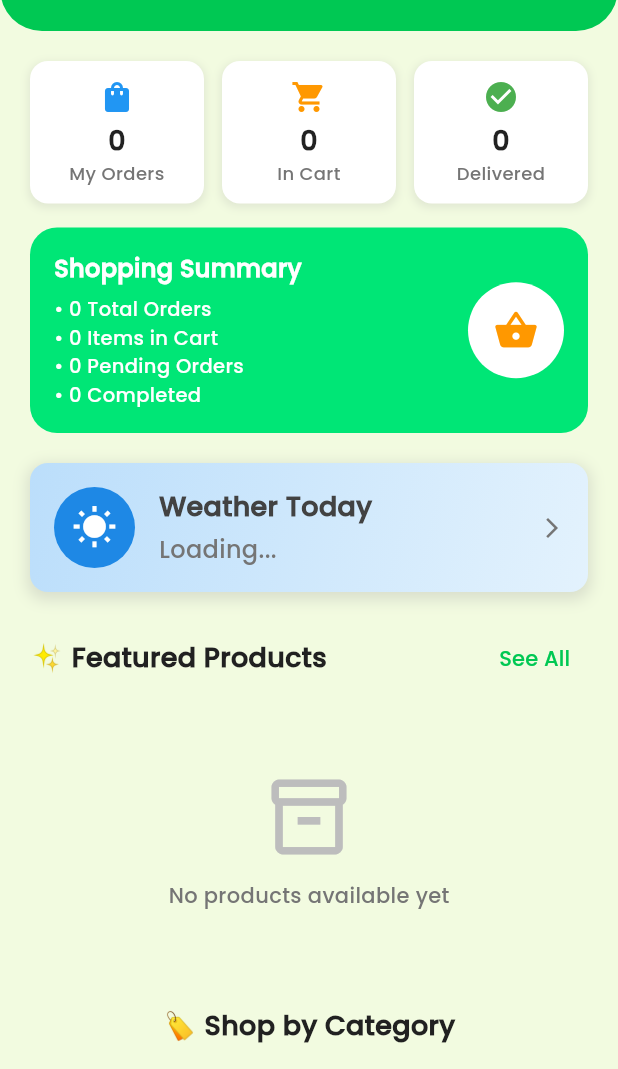
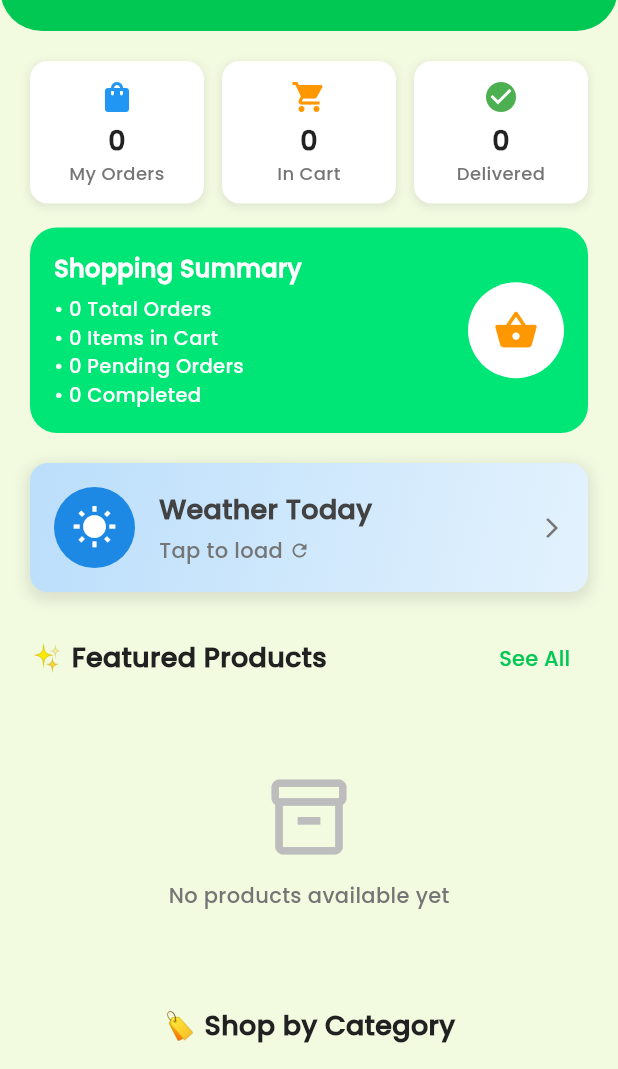
Before and after one commit to ScarletVonRosefall/AgriSynch, a Flutter app: the AgriSynchBuyerHomePage screen opened by its route, on a phone screen of 412 x 824 dp, the part 167-1236 px from its top. Run offline on Flutter 3.47's test engine with Material 3 defaults, Android fonts, the phone set to English and light mode, and no system bars; our stand-ins replace cached_network_image, cloud_firestore, cloud_functions, firebase_auth, firebase_core, firebase_crashlytics and 9 more; accounts and stored records are empty.

Commit message:
fixed app crashes

```diff
--- a/AgriSynch/lib/buyer/AgriSynchBuyerHomePage.dart
+++ b/AgriSynch/lib/buyer/AgriSynchBuyerHomePage.dart
@@ -171,15 +171,27 @@ class _AgriSynchBuyerHomePageState extends State<AgriSynchBuyerHomePage> {
 
   // Fetch current weather data
   Future<void> loadWeather() async {
+    if (!mounted) return;
+
     try {
-      final weather = await WeatherHelper.getCurrentWeather();
+      // Don't block UI - fire and forget with callback
+      WeatherHelper.getCurrentWeather().then((weather) {
+        if (mounted) {
           setState(() {
             currentWeather = weather;
           });
-    } catch (e) {
+        }
+      }).catchError((e) {
+        print('Weather load error: $e');
+        if (mounted) {
           setState(() {
             currentWeather = null;
           });
+        }
+      });
+    } catch (e) {
+      // Silently fail - weather is optional
+      print('Weather init error: $e');
     }
   }
 
@@ -219,10 +231,16 @@ class _AgriSynchBuyerHomePageState extends State<AgriSynchBuyerHomePage> {
 
     return GestureDetector(
       onTap: () {
+        if (currentWeather == null) {
+          // Retry loading weather if it failed
+          loadWeather();
+        } else {
+          // Navigate to weather page if already loaded
           Navigator.push(
             context,
             MaterialPageRoute(builder: (_) => const AgriWeatherPage()),
           );
+        }
       },
       child: Container(
         width: double.infinity,
@@ -295,12 +313,22 @@ class _AgriSynchBuyerHomePageState extends State<AgriSynchBuyerHomePage> {
                       ),
                     ),
                   ] else ...[
+                    Row(
+                      children: [
                         Text(
-                      'Loading...',
+                          'Tap to load',
                           style: TextStyle(
-                        fontSize: 16,
+                            fontSize: 14,
                             color: isDarkMode ? const Color(0xFFBDBDBD) : Colors.grey[600],
                           ),
+                        ),
+                        const SizedBox(width: 4),
+                        Icon(
+                          Icons.refresh,
+                          size: 14,
+                          color: isDarkMode ? const Color(0xFFBDBDBD) : Colors.grey[600],
+                        ),
+                      ],
                     ),
                   ],
                 ],
--- a/AgriSynch/lib/shared/weather_helper.dart
+++ b/AgriSynch/lib/shared/weather_helper.dart
@@ -7,7 +7,37 @@ class WeatherHelper {
   static const String _baseUrl = 'https://api.open-meteo.com/v1/forecast';
   static const String _geocodingUrl = 'https://geocoding-api.open-meteo.com/v1/search';
 
+  // Cache to prevent repeated API calls
+  static WeatherData? _cachedWeather;
+  static DateTime? _cacheTime;
+  static const Duration _cacheDuration = Duration(minutes: 10);
+
   static Future<WeatherData?> getCurrentWeather({
+    double? lat,
+    double? lon,
+    String? cityName,
+  }) async {
+    // Return cached data if still fresh
+    if (_cachedWeather != null &&
+        _cacheTime != null &&
+        DateTime.now().difference(_cacheTime!) < _cacheDuration) {
+      print('Returning cached weather data');
+      return _cachedWeather;
+    }
+
+    try {
+      final weather = await _fetchWeather(lat: lat, lon: lon, cityName: cityName);
+      _cachedWeather = weather;
+      _cacheTime = DateTime.now();
+      return weather;
+    } catch (e) {
+      print('Weather fetch error: $e');
+      // Return cached data even if expired, if available
+      return _cachedWeather;
+    }
+  }
+
+  static Future<WeatherData?> _fetchWeather({
     double? lat,
     double? lon,
     String? cityName,
@@ -46,10 +76,10 @@ class WeatherHelper {
 
       print('Making Open-Meteo API request to: $url');
 
-      // Make API request (no API key needed!)
+      // Make API request (no API key needed!) with shorter timeout
       final response = await http
           .get(Uri.parse(url))
-          .timeout(const Duration(seconds: 10));
+          .timeout(const Duration(seconds: 5));
 
       print('Weather API response status: ${response.statusCode}');
 
@@ -122,11 +152,11 @@ class WeatherHelper {
   // Get location name from coordinates
   static Future<String?> _getLocationName(double lat, double lon) async {
     try {
-      // Use Open-Meteo's reverse geocoding (correct endpoint)
+      // Use Open-Meteo's reverse geocoding (correct endpoint) with shorter timeout
       final url = 'https://geocoding-api.open-meteo.com/v1/reverse?latitude=$lat&longitude=$lon&count=1';
       print('Requesting location name from: $url');
 
-      final response = await http.get(Uri.parse(url)).timeout(const Duration(seconds: 10));
+      final response = await http.get(Uri.parse(url)).timeout(const Duration(seconds: 3));
 
       if (response.statusCode == 200) {
         final data = json.decode(response.body);
```
Also changed, not shown: AgriSynch/lib/farmer/AgriSynchHomePage.dart (+31 -18 lines). Lines whose indentation alone changed are shown as unchanged.
